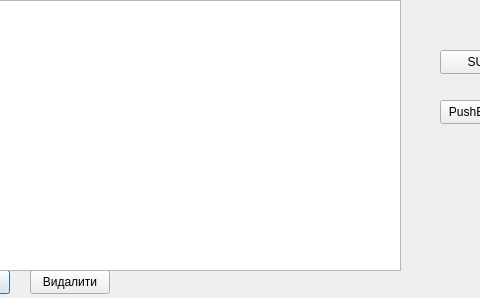
Qt form kursova/autopark.ui (Maxverrr/kursova) before a commit; both pictures show x 100 to 580 and y 0 to 298 of the 780 by 298 pixel window.
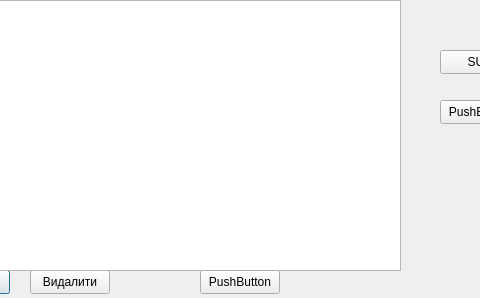
The same form after that commit.

Patch:
```diff
--- a/kursova/autopark.ui
+++ b/kursova/autopark.ui
@@ -101,6 +101,19 @@
     </rect>
    </property>
   </widget>
+  <widget class="QPushButton" name="pbResetTable">
+   <property name="geometry">
+    <rect>
+     <x>300</x>
+     <y>270</y>
+     <width>80</width>
+     <height>24</height>
+    </rect>
+   </property>
+   <property name="text">
+    <string>PushButton</string>
+   </property>
+  </widget>
  </widget>
  <resources/>
  <connections/>
```
